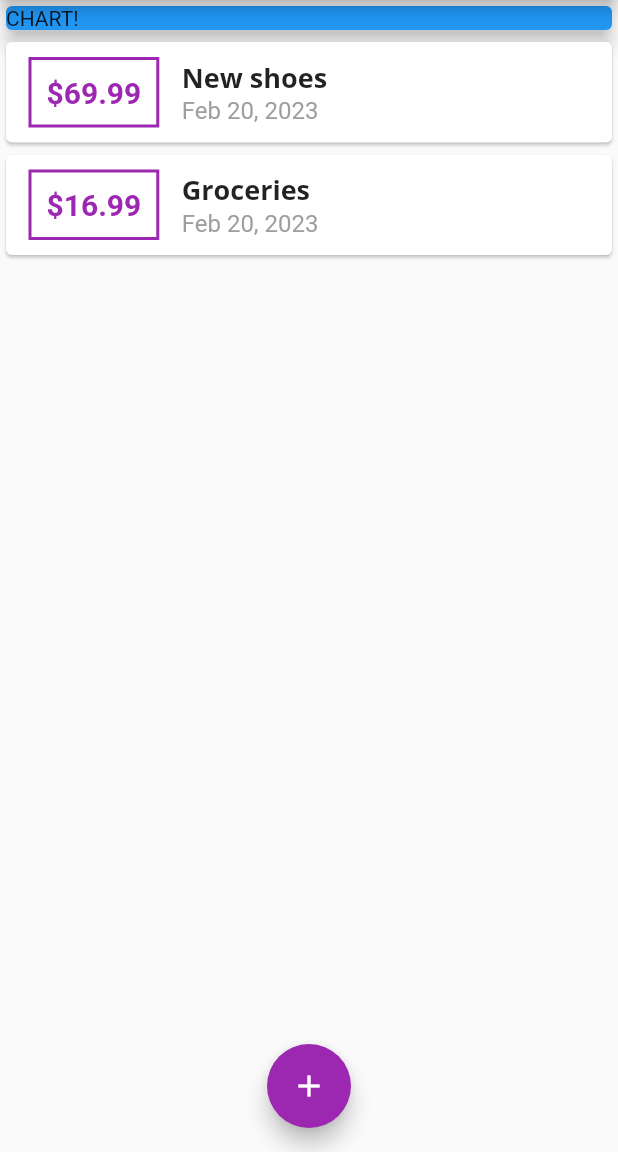
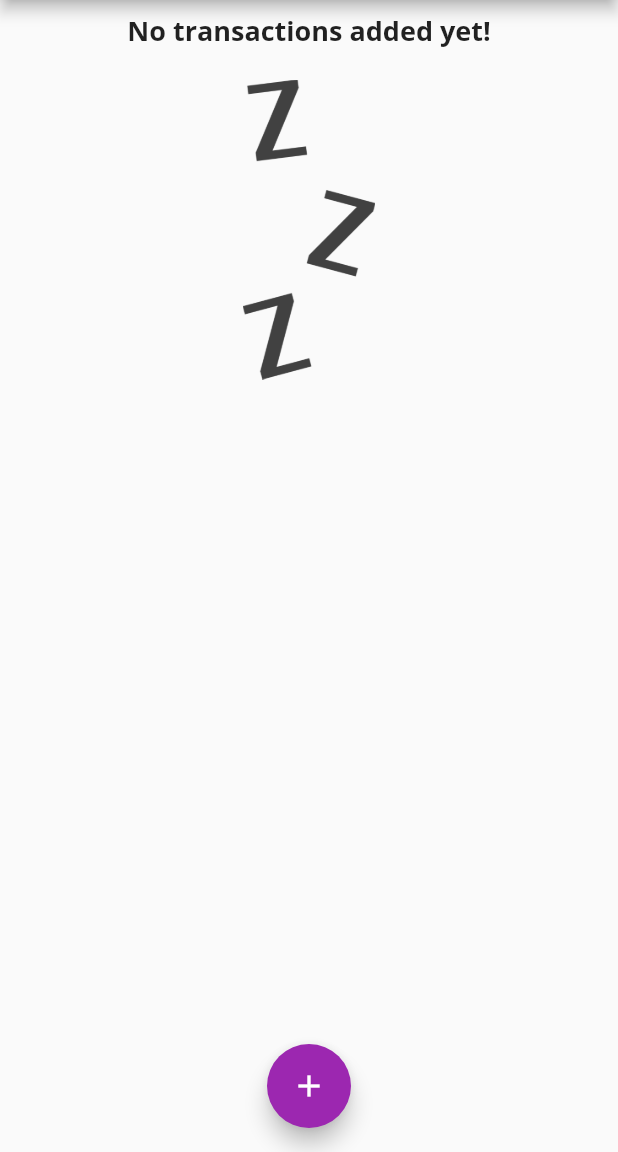
Before and after one commit to arunjish/expense-app-flutter, a Flutter app: the screen it shows after launch, on a phone screen of 412 x 824 dp, the part 84-1236 px from its top. Run offline on Flutter 3.47's test engine with Material 2 defaults, Android fonts, the phone set to English and light mode, and no system bars.

```diff
--- a/lib/main.dart
+++ b/lib/main.dart
@@ -1,3 +1,4 @@
+import 'package:expense_app/widgets/chart.dart';
 import 'package:expense_app/widgets/new_transaction.dart';
 import 'package:flutter/material.dart';
 
@@ -52,18 +53,18 @@ class _MyHomePageState extends State<MyHomePage> {
   }
 
   final List<Transaction> transactions = [
-    Transaction(
-      id: 't1',
-      title: 'New shoes',
-      amount: 69.99,
-      date: DateTime.now(),
-    ),
-    Transaction(
-      id: 't2',
-      title: 'Groceries',
-      amount: 16.99,
-      date: DateTime.now(),
-    ),
+    // Transaction(
+    //   id: 't1',
+    //   title: 'New shoes',
+    //   amount: 69.99,
+    //   date: DateTime.now(),
+    // ),
+    // Transaction(
+    //   id: 't2',
+    //   title: 'Groceries',
+    //   amount: 16.99,
+    //   date: DateTime.now(),
+    // ),
   ];
 
   void _addTransaction(String title, double amount) {
@@ -98,14 +99,7 @@ class _MyHomePageState extends State<MyHomePage> {
           mainAxisAlignment: MainAxisAlignment.start,
           crossAxisAlignment: CrossAxisAlignment.stretch,
           children: [
-            Container(
-              width: double.infinity,
-              child: const Card(
-                color: Colors.blue,
-                elevation: 5,
-                child: Text('CHART!'),
-              ),
-            ),
+            Chart(),
             TransactionList(
               transactions: transactions,
             )
--- /dev/null
+++ b/lib/widgets/chart.dart
@@ -0,0 +1,34 @@
+import 'package:expense_app/models/transaction.dart';
+import 'package:flutter/material.dart';
+import 'package:intl/intl.dart';
+
+class Chart extends StatelessWidget {
+  final List<Transaction> recentTransactions;
+  const Chart({this.recentTransactions});
+
+  List<Map<String, Object>> get groupedTransactionValues {
+    return List.generate(7, (index) {
+      final weekDay = DateTime.now().subtract(Duration(days: index));
+      double totalSum;
+
+      for (var i = 0; i < recentTransactions.length; i++) {
+        if (recentTransactions[i].date.day == weekDay.day &&
+            recentTransactions[i].date.month == weekDay.month &&
+            recentTransactions[i].date.year == weekDay.year) {
+          totalSum += recentTransactions[i].amount;
+        }
+      }
+      return {'day': DateFormat.E(weekDay), 'amount': totalSum};
+    });
+  }
+
+  @override
+  Widget build(BuildContext context) {
+    return Card(
+      elevation: 6,
+      child: Row(
+        children: [],
+      ),
+    );
+  }
+}
--- a/lib/widgets/transaction_list.dart
+++ b/lib/widgets/transaction_list.dart
@@ -10,7 +10,26 @@ class TransactionList extends StatelessWidget {
   Widget build(BuildContext context) {
     return Container(
       height: 500,
-      child: ListView.builder(
+      child: this.transactions.isEmpty
+          ? Column(
+              children: [
+                Text(
+                  'No transactions added yet!',
+                  style: Theme.of(context).textTheme.headline6,
+                ),
+                SizedBox(
+                  height: 20,
+                ),
+                Container(
+                  height: 200,
+                  child: Image.asset(
+                    'assets/images/waiting.png',
+                    fit: BoxFit.cover,
+                  ),
+                )
+              ],
+            )
+          : ListView.builder(
         itemCount: transactions.length,
         itemBuilder: (BuildContext context, int index) {
           return Card(
--- a/pubspec.yaml
+++ b/pubspec.yaml
@@ -46,9 +46,9 @@ flutter:
   uses-material-design: true
 
   # To add assets to your application, add an assets section, like this:
-  # assets:
-  #   - images/a_dot_burr.jpeg
-  #   - images/a_dot_ham.jpeg
+  assets:
+    - assets/images/waiting.png
+    # - images/a_dot_ham.jpeg
 
   # An image asset can refer to one or more resolution-specific "variants", see
   # https://flutter.dev/assets-and-images/#resolution-aware.
```
Also changed, not shown: assets/images/waiting.png (added).
